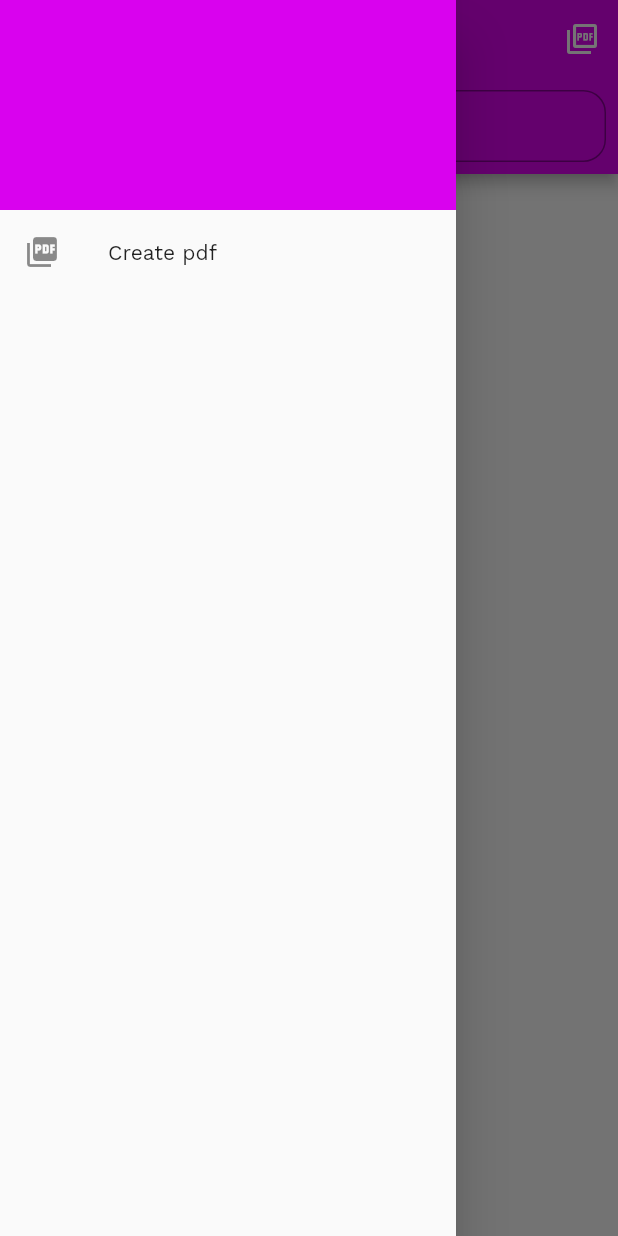
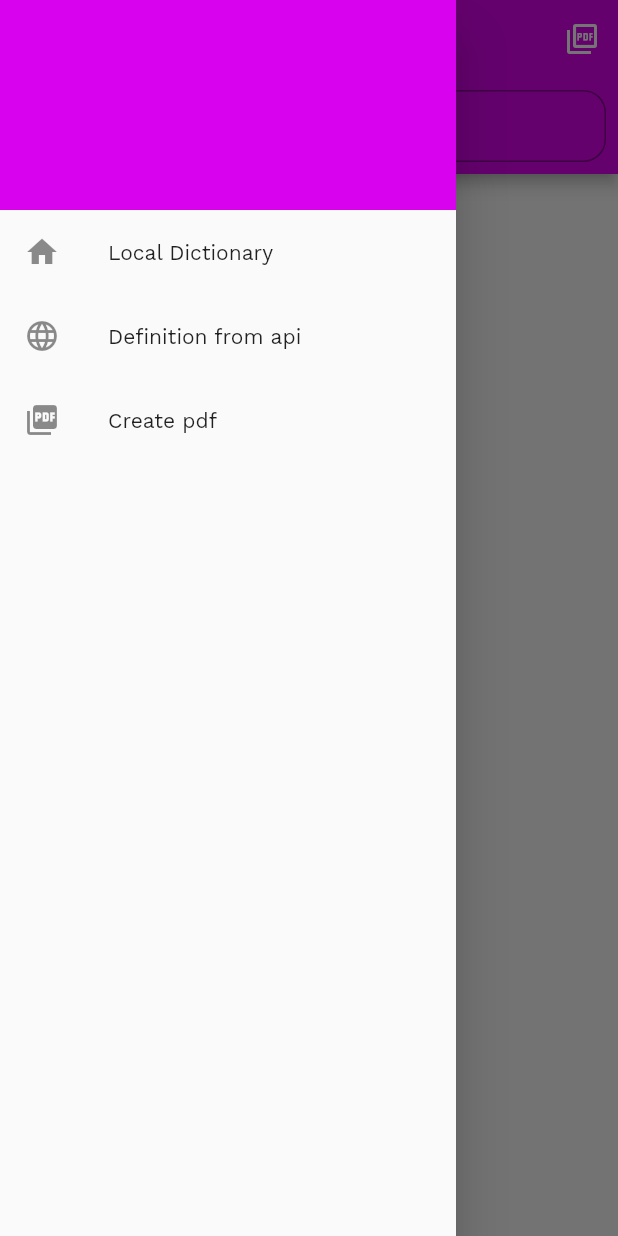
Before and after one commit to Abdurahmon727/Dictionary-app, a Flutter app: the NetworkDictionaryPage screen opened directly, with the side drawer open, on a phone screen of 412 x 824 dp. Run offline on Flutter 3.47's test engine with Material 2 defaults, Android fonts, the phone set to English and light mode, and no system bars; drawn by our look-alikes of keyboard_dismisser, overlay_support; our stand-ins replace audioplayers, bloc, dio, equatable, flutter_bloc, freezed_annotation and 6 more; accounts and stored records are empty; statements that could not run were skipped.

Commit message:
fix: drawer and navigation

```diff
--- a/lib/features/dictionary/presentation/widgets/drawer.dart
+++ b/lib/features/dictionary/presentation/widgets/drawer.dart
@@ -1,9 +1,11 @@
+import 'package:dictionary_app/features/dictionary/presentation/pages/network_dictionary_page.dart';
 import 'package:flutter/material.dart';
 import 'package:flutter_bloc/flutter_bloc.dart';
 
 import '../../../../core/data/service_locator.dart';
 import '../../../create_pdf/presentaion/bloc/pdf_bloc.dart';
 import '../../../create_pdf/presentaion/create_pdf_page.dart';
+import '../../../local_dictionary/presentation/local_dictionary_page.dart';
 
 class AppDrawer extends StatelessWidget {
   const AppDrawer({super.key});
@@ -20,32 +22,46 @@ class AppDrawer extends StatelessWidget {
               color: Theme.of(context).primaryColor,
             ),
           ),
-          // InkWell(
-          //   onTap: () {
-          //     Navigator.of(context).pop();
-          //     Navigator.pushNamed(context, '/locationPage');
-          //   },
-          //   child: const ListTile(
-          //     leading: Icon(Icons.language),
-          //     title: Text(
-          //       'Definition from api',
-          //       style: TextStyle(),
-          //     ),
-          //   ),
-          // ),
-          // ListTile(
-          //   title: const Text('Eng_Uzb'),
-          //   trailing: Switch(
-          //     value: true,
-          //     onChanged: (value) {
-          //       //TODO
-          //     },
-          //   ),
-          // ),
           InkWell(
             onTap: () {
               Navigator.of(context).pop();
-              Navigator.push(
+              Navigator.pushReplacement(
+                context,
+                MaterialPageRoute(
+                  builder: (context) => const LocalDictionaryPage(),
+                ),
+              );
+            },
+            child: const ListTile(
+              leading: Icon(Icons.home),
+              title: Text(
+                'Local Dictionary',
+                style: TextStyle(),
+              ),
+            ),
+          ),
+          InkWell(
+            onTap: () {
+              Navigator.of(context).pop();
+              Navigator.pushReplacement(
+                context,
+                MaterialPageRoute(
+                  builder: (context) => const NetworkDictionaryPage(),
+                ),
+              );
+            },
+            child: const ListTile(
+              leading: Icon(Icons.language),
+              title: Text(
+                'Definition from api',
+                style: TextStyle(),
+              ),
+            ),
+          ),
+          InkWell(
+            onTap: () {
+              Navigator.of(context).pop();
+              Navigator.pushReplacement(
                   context,
                   MaterialPageRoute(
                     builder: (context) => BlocProvider.value(
--- a/lib/features/local_dictionary/presentation/local_dictionary_page.dart
+++ b/lib/features/local_dictionary/presentation/local_dictionary_page.dart
@@ -1,5 +1,3 @@
-import 'package:dictionary_app/core/widgets/pagination_loader.dart';
-import 'package:dictionary_app/features/local_dictionary/data/repository/local_dic_repo_impl.dart';
 import 'package:flutter/material.dart';
 import 'package:flutter_bloc/flutter_bloc.dart';
 
@@ -8,6 +6,7 @@ import '../../../../core/app_functions.dart';
 import '../../../../core/pages/w_scaffold.dart';
 import '../../../../core/widgets/w_scale.dart';
 import '../../dictionary/presentation/widgets/drawer.dart';
+import '../data/repository/local_dic_repo_impl.dart';
 import 'bloc/local_dictionary_bloc.dart';
 
 class LocalDictionaryPage extends StatefulWidget {
```
